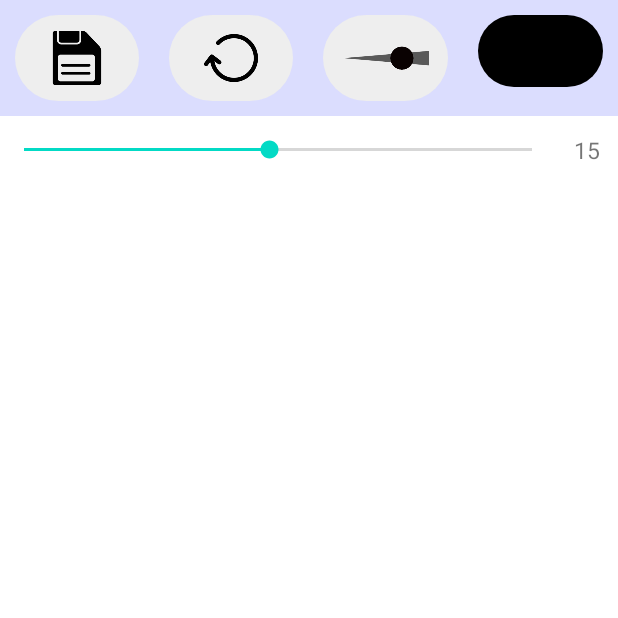
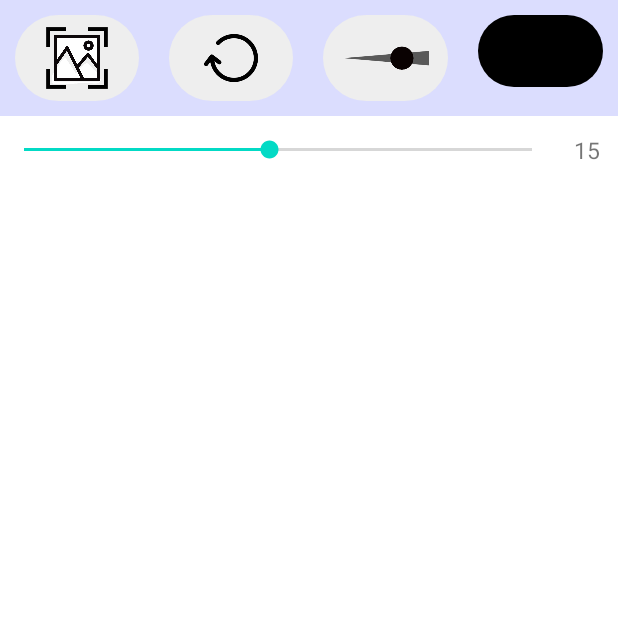
Before and after one commit to Oscar-World/DrawingBoard, an Android app: the screen it shows after launch (MainActivity), after a tap on an icon or button, on a phone screen of 412 x 824 dp, the top half of it. Run offline under Robolectric (Android 15) with nearby library versions, the phone set to English and light mode, and no system bars; libraries missing offline, so code that uses them is left out: com.gun0912.tedpermission, github.nisrulz.screenshott.

Commit message:
add resultLayout & resource

```diff
--- a/app/build.gradle
+++ b/app/build.gradle
@@ -36,5 +36,6 @@ dependencies {
     androidTestImplementation 'androidx.test.ext:junit:1.1.3'
     androidTestImplementation 'androidx.test.espresso:espresso-core:3.4.0'
     implementation 'io.github.ParkSangGwon:tedpermission-normal:3.3.0'
+    implementation 'com.github.bumptech.glide:glide:4.13.0'
     implementation 'com.github.nisrulz:screenshott:2.0.0'
 }
--- a/app/src/main/java/abled/oscar/drawingboard/MainActivity.java
+++ b/app/src/main/java/abled/oscar/drawingboard/MainActivity.java
@@ -30,6 +30,7 @@ import android.widget.TextView;
 import android.widget.Toast;
 
 
+import com.bumptech.glide.Glide;
 import com.gun0912.tedpermission.PermissionListener;
 import com.gun0912.tedpermission.normal.TedPermission;
 
@@ -45,16 +46,21 @@ public class MainActivity extends AppCompatActivity {
     String TAG = "메인액티비티";
     String FILENAME = "yyyy-MM-dd-HH-mm-ss-SSS";
 
-    LinearLayout seekbar_Layout;
+    FrameLayout frameLayout;
+    LinearLayout seekbarLayout, mainLayout, resultLayout;
     DrawerLayout drawerLayout;
     View drawerView;
     SeekBar seekBar;
 
-    ImageButton saveBtn, resetBtn, radiusBtn;
+    ImageButton screenshotBtn, resetBtn, radiusBtn, saveBtn, shareBtn;
     Button colorBtn, blackBtn, whiteBtn, redBtn, orangeBtn, yellowBtn, greenBtn, blueBtn, purpleBtn, brownBtn, apricotBtn;
     TextView seekbar_Text;
+    ImageView resultImage, backBtn;
 
-    FrameLayout frameLayout;
+    File file;
+    String filePath;
+    Bitmap bitmap;
+    String fileName;
 
     @Override
     protected void onCreate(Bundle savedInstanceState) {
@@ -67,14 +73,20 @@ public class MainActivity extends AppCompatActivity {
     } // onCreate()
 
 
+
+
+
     public void setVariable() {
 
-        seekbar_Layout = findViewById(R.id.seekbar_Layout);
+        frameLayout = findViewById(R.id.boardLayout);
+        mainLayout = findViewById(R.id.mainLayout);
+        resultLayout = findViewById(R.id.resultLayout);
+        seekbarLayout = findViewById(R.id.seekbar_Layout);
         drawerLayout = findViewById(R.id.drawerLayout);
         drawerView = findViewById(R.id.color_drawer);
         seekBar = findViewById(R.id.radius_Seekbar);
 
-        saveBtn = findViewById(R.id.save_Btn);
+        screenshotBtn = findViewById(R.id.screenshot_Btn);
         resetBtn = findViewById(R.id.reset_Btn);
         radiusBtn = findViewById(R.id.radius_Btn);
         colorBtn = findViewById(R.id.color_Btn);
@@ -89,8 +101,11 @@ public class MainActivity extends AppCompatActivity {
         brownBtn = findViewById(R.id.brown_Btn);
         apricotBtn = findViewById(R.id.apricot_Btn);
         seekbar_Text = findViewById(R.id.seekbar_Text);
+        resultImage = findViewById(R.id.resultImageView);
+        saveBtn = findViewById(R.id.saveButton);
+        shareBtn = findViewById(R.id.shareButton);
+        backBtn = findViewById(R.id.resultBackButton);
 
-        frameLayout = findViewById(R.id.boardLayout);
 
 
     } // setVariable()
@@ -116,7 +131,7 @@ public class MainActivity extends AppCompatActivity {
             @Override
             public void onStopTrackingTouch(SeekBar seekBar) {
                 // 시크바 조작 끝났을 시
-                seekbar_Layout.setVisibility(View.GONE);
+                seekbarLayout.setVisibility(View.GONE);
             }
         });
 
@@ -128,9 +143,16 @@ public class MainActivity extends AppCompatActivity {
                 if (view.getId() == R.id.color_Btn) {
                     drawerLayout.openDrawer(drawerView);
                 } else if (view.getId() == R.id.radius_Btn) {
-                    seekbar_Layout.setVisibility(View.VISIBLE);
+                    seekbarLayout.setVisibility(View.VISIBLE);
+                } else if (view.getId() == R.id.saveButton) {
+                    saveImage();
+                } else if (view.getId() == R.id.shareButton) {
+
+                } else if (view.getId() == R.id.resultBackButton) {
+                    resultLayout.setVisibility(View.GONE);
+                    mainLayout.setVisibility(View.VISIBLE);
                 } else {
-                    if (view.getId() == R.id.save_Btn) {
+                    if (view.getId() == R.id.screenshot_Btn) {
 
                         takeScreenShot();
 
@@ -168,7 +190,7 @@ public class MainActivity extends AppCompatActivity {
                         colorBtn.setBackgroundTintList(ColorStateList.valueOf(ContextCompat.getColor(MainActivity.this, R.color.apricot)));
                     }
 
-                    seekbar_Layout.setVisibility(View.GONE);
+                    seekbarLayout.setVisibility(View.GONE);
                     drawerLayout.closeDrawer(drawerView);
 
                 }
@@ -176,7 +198,7 @@ public class MainActivity extends AppCompatActivity {
             }
         };
 
-        saveBtn.setOnClickListener(Click);
+        screenshotBtn.setOnClickListener(Click);
         resetBtn.setOnClickListener(Click);
         radiusBtn.setOnClickListener(Click);
         colorBtn.setOnClickListener(Click);
@@ -190,6 +212,9 @@ public class MainActivity extends AppCompatActivity {
         purpleBtn.setOnClickListener(Click);
         brownBtn.setOnClickListener(Click);
         apricotBtn.setOnClickListener(Click);
+        saveBtn.setOnClickListener(Click);
+        shareBtn.setOnClickListener(Click);
+        backBtn.setOnClickListener(Click);
 
     } // setView()
 
@@ -202,19 +227,16 @@ public class MainActivity extends AppCompatActivity {
                     public void onPermissionGranted() {
 
                         SimpleDateFormat format = new SimpleDateFormat(FILENAME);
-                        String fileName = format.format(System.currentTimeMillis());
+                        fileName = format.format(System.currentTimeMillis());
 
-                        File file;
-                        String filePath;
+                        bitmap = ScreenShott.getInstance().takeScreenShotOfView(frameLayout);
 
-                        Bitmap bitmap = ScreenShott.getInstance().takeScreenShotOfView(frameLayout);
-                        try {
-                            file = ScreenShott.getInstance().saveScreenshotToPicturesFolder(MainActivity.this, bitmap, fileName);
-                            filePath = file.getAbsolutePath();
-                            Log.d(TAG, "filePath2 : " + filePath);
-                        } catch (Exception e) {
-                            throw new RuntimeException(e);
-                        }
+                        Glide.with(MainActivity.this)
+                                .load(bitmap)
+                                .into(resultImage);
+
+                        mainLayout.setVisibility(View.GONE);
+                        resultLayout.setVisibility(View.VISIBLE);
 
                     }
 
@@ -238,6 +260,22 @@ public class MainActivity extends AppCompatActivity {
     } // takeScreenShot()
 
 
+    public void saveImage() {
+
+        try {
+            file = ScreenShott.getInstance().saveScreenshotToPicturesFolder(MainActivity.this, bitmap, fileName);
+            filePath = file.getAbsolutePath();
+
+            Toast.makeText(MainActivity.this, "갤러리에 저장되었습니다.", Toast.LENGTH_SHORT).show();
+
+        } catch (Exception e) {
+            Toast.makeText(MainActivity.this, "알 수 없는 오류로 저장이 실패했습니다.", Toast.LENGTH_SHORT).show();
+            throw new RuntimeException(e);
+        }
+
+    } // saveImage()
+
+
     public void sharedImage() {
 
 
--- a/app/src/main/res/layout/activity_main.xml
+++ b/app/src/main/res/layout/activity_main.xml
@@ -10,10 +10,13 @@
     tools:context="abled.oscar.drawingboard.MainActivity">
 
     <LinearLayout
+        android:id="@+id/mainLayout"
         android:layout_width="match_parent"
         android:layout_height="match_parent"
         android:orientation="vertical"
-        android:weightSum="10">
+        android:weightSum="10"
+        android:visibility="visible"
+        >
 
     <LinearLayout
         android:id="@+id/set_Linear"
@@ -26,13 +29,14 @@
         >
 
         <android.widget.ImageButton
-            android:id="@+id/save_Btn"
+            android:id="@+id/screenshot_Btn"
             android:layout_width="0dp"
             android:layout_height="wrap_content"
             android:backgroundTint="@color/background"
             android:layout_margin="10dp"
             android:layout_weight="1"
-            android:src="@drawable/save"
+            android:src="@drawable/screenshot"
+            android:padding="8dp"
             android:scaleType="fitCenter"
             android:background="@drawable/button_round"
             />
@@ -128,6 +132,107 @@
 
     </LinearLayout>
 
+    <LinearLayout
+        android:id="@+id/resultLayout"
+        android:layout_width="match_parent"
+        android:layout_height="match_parent"
+        android:orientation="vertical"
+        android:weightSum="10"
+        android:visibility="gone"
+        >
+
+        <FrameLayout
+            android:layout_width="match_parent"
+            android:layout_height="0dp"
+            android:layout_weight="1"
+            android:background="#dbddfe"
+            >
+
+            <ImageView
+                android:id="@+id/resultBackButton"
+                android:layout_width="40dp"
+                android:layout_height="40dp"
+                app:srcCompat="?attr/actionModeCloseDrawable"
+                android:backgroundTint="#00FFFFFF"
+                android:layout_gravity="center|start"
+                android:layout_marginStart="15dp"
+                />
+
+            <TextView
+                android:layout_width="wrap_content"
+                android:layout_height="wrap_content"
+                android:textSize="22dp"
+                android:textStyle="bold"
+                android:textColor="@color/black"
+                android:text="이미지 확인"
+                android:layout_gravity="center"
+                />
+
+        </FrameLayout>
+
+        <ImageView
+            android:id="@+id/resultImageView"
+            android:layout_width="match_parent"
+            android:layout_height="0dp"
+            android:layout_weight="8"
+            />
+
+        <LinearLayout
+            android:layout_width="match_parent"
+            android:layout_height="0dp"
+            android:layout_weight="1"
+            android:orientation="horizontal"
+            android:weightSum="7"
+            android:background="#dbddfe"
+            >
+
+            <View
+                android:layout_width="0dp"
+                android:layout_height="0dp"
+                android:layout_weight="1"
+                />
+
+            <ImageButton
+                android:id="@+id/saveButton"
+                android:layout_width="0dp"
+                android:layout_height="wrap_content"
+                android:layout_weight="2"
+                android:src="@drawable/save"
+                android:scaleType="fitCenter"
+                android:backgroundTint="@color/white"
+                android:background="@drawable/button_round"
+                android:layout_marginVertical="10dp"
+                />
+
+            <View
+                android:layout_width="0dp"
+                android:layout_height="0dp"
+                android:layout_weight="1"
+                />
+
+            <ImageButton
+                android:id="@+id/shareButton"
+                android:layout_width="0dp"
+                android:layout_height="wrap_content"
+                android:layout_weight="2"
+                android:src="@drawable/share"
+                android:scaleType="fitCenter"
+                android:backgroundTint="@color/white"
+                android:background="@drawable/button_round"
+                android:padding="10dp"
+                android:layout_marginVertical="10dp"
+                />
+
+            <View
+                android:layout_width="0dp"
+                android:layout_height="0dp"
+                android:layout_weight="1"
+                />
+
+        </LinearLayout>
+
+    </LinearLayout>
+
     <include layout="@layout/color_drawer"/>
 
 </androidx.drawerlayout.widget.DrawerLayout>
```
Also changed, not shown: app/src/main/res/drawable/screenshot.png (added), app/src/main/res/drawable/share.png (added).
